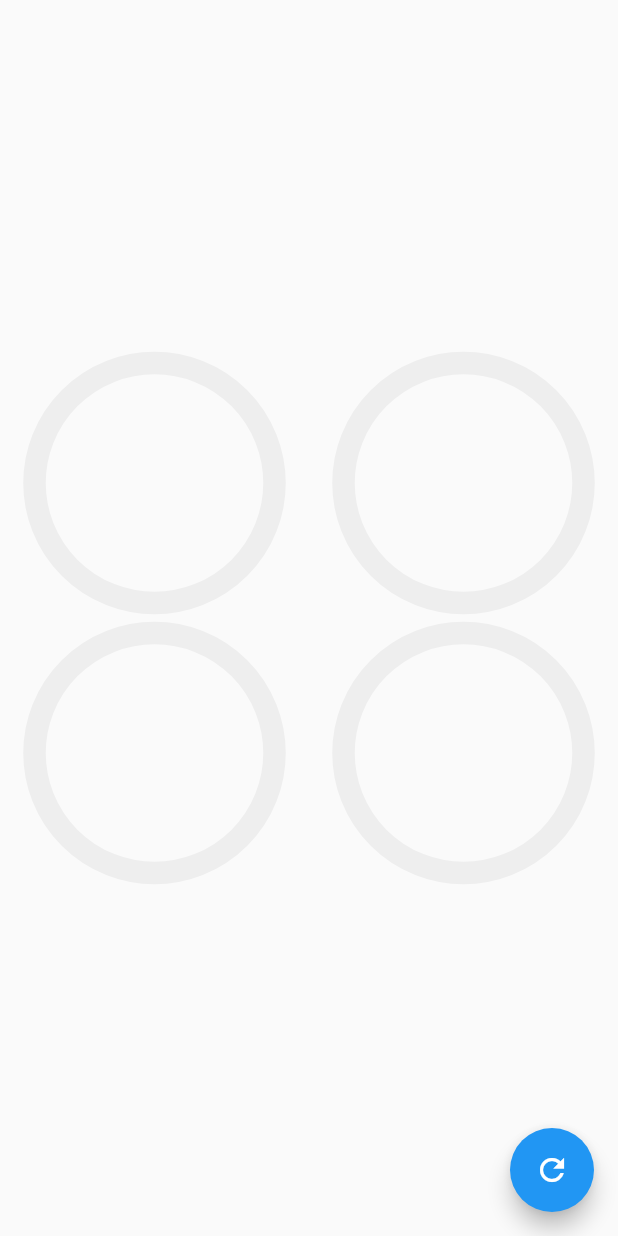
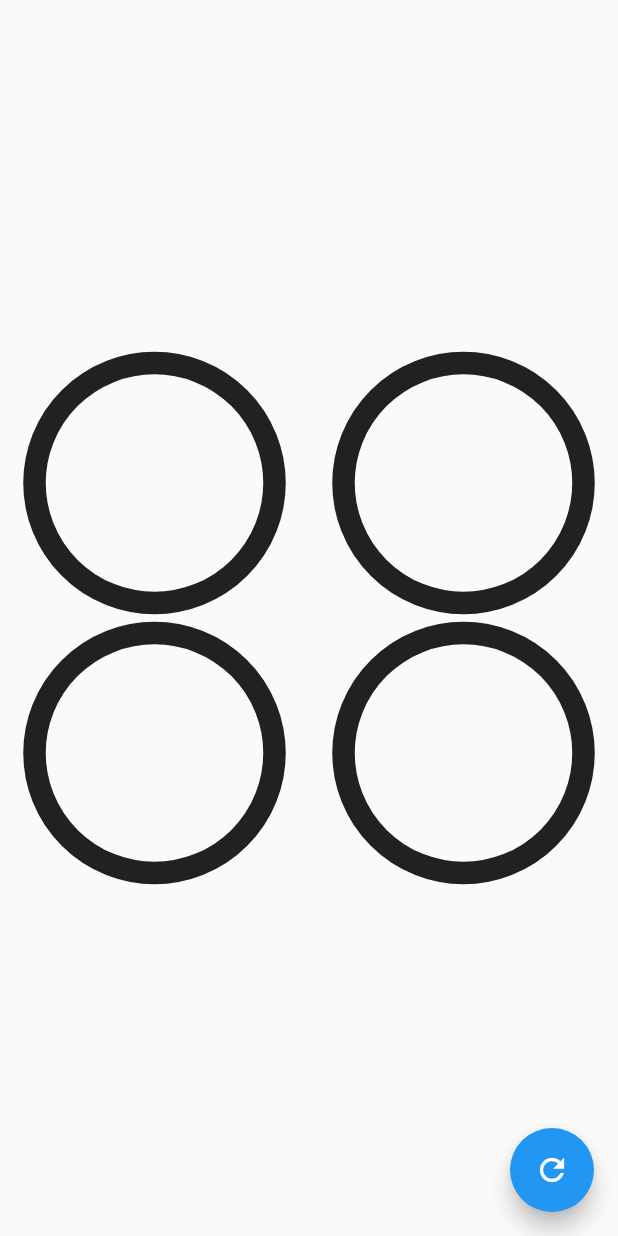
Before and after one commit to KikeSan/ClasesFlutter-2, a Flutter app: the GraficasCircularesPage screen opened directly, on a phone screen of 412 x 824 dp. Run offline on Flutter 3.47's test engine with Material 2 defaults, Android fonts, the phone set to English and light mode, and no system bars; our stand-ins replace animate_do, flutter_svg, font_awesome_flutter.

Commit message:
aplicando el theme a otras páginas

```diff
--- a/headers/lib/main.dart
+++ b/headers/lib/main.dart
@@ -13,7 +13,6 @@ void main() => runApp(
       child: MyApp()
     )
 );
-
 class MyApp extends StatelessWidget {
   @override
   Widget build(BuildContext context) {
--- a/headers/lib/src/pages/graficas_circulares_page.dart
+++ b/headers/lib/src/pages/graficas_circulares_page.dart
@@ -1,5 +1,7 @@
 import 'package:flutter/material.dart';
+import 'package:headers/src/theme/theme.dart';
 import 'package:headers/src/widgets/radial_progress.dart';
+import 'package:provider/provider.dart';
 
 class GraficasCircularesPage extends StatefulWidget {
   @override
@@ -27,14 +29,14 @@ class _GraficasCircularesPageState extends State<GraficasCircularesPage> {
             mainAxisAlignment: MainAxisAlignment.spaceAround,
             children: <Widget>[
               CustomRadialProgress(porcentaje: porcentaje, color: Colors.blue ),
-              CustomRadialProgress(porcentaje: porcentaje, color: Colors.red )
+              CustomRadialProgress(porcentaje: porcentaje*1.2, color: Colors.red )
             ],
           ),
           Row(
             mainAxisAlignment: MainAxisAlignment.spaceAround,
             children: <Widget>[
-              CustomRadialProgress(porcentaje: porcentaje, color: Colors.pink ),
-              CustomRadialProgress(porcentaje: porcentaje, color: Colors.purple )
+              CustomRadialProgress(porcentaje: porcentaje*1.4, color: Colors.pink ),
+              CustomRadialProgress(porcentaje: porcentaje*1.6, color: Colors.purple )
             ],
           )
 
@@ -55,13 +57,16 @@ class CustomRadialProgress extends StatelessWidget {
 
   @override
   Widget build(BuildContext context) {
+
+    final appTheme = Provider.of<ThemeChanger>(context).currentTheme;
+
     return Container(
         width: 180,
         height: 180,
         child: RadialProgress(
           porcentaje: porcentaje,
           colorPrimario: this.color,
-          colorSecundario: Colors.grey[200],
+          colorSecundario: appTheme.textTheme.body1.color,//Colors.grey[200],
           grosorSecundario: 15,
           grosorPrimario: 15,
         ),
--- a/headers/lib/src/pages/headers_page.dart
+++ b/headers/lib/src/pages/headers_page.dart
@@ -1,11 +1,14 @@
 import 'package:flutter/material.dart';
+import 'package:headers/src/theme/theme.dart';
 import 'package:headers/src/widgets/headers.dart';
+import 'package:provider/provider.dart';
 
 class HeadersPage extends StatelessWidget {
   @override
   Widget build(BuildContext context) {
+    final accentColor = Provider.of<ThemeChanger>(context).currentTheme.accentColor;
     return Scaffold(
-      body: HeaderPico(),
+      body: HeaderWave(color: accentColor,),
     );
   }
 }
```
Also changed, not shown: headers/lib/src/pages/pinterest_page.dart (+7 -2 lines), headers/lib/src/widgets/headers.dart (+12 -2 lines).
